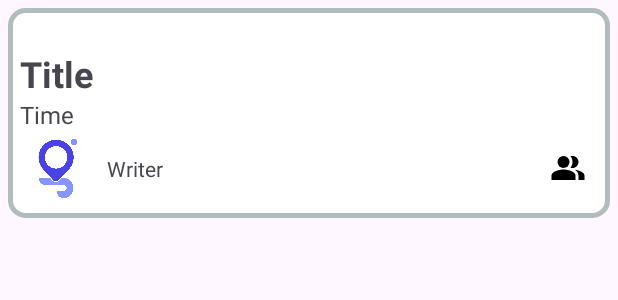
After one commit to Hyundai-IT-E-7th-10Team/Gather-E, an Android app: the layout home_card.xml on its own in the app's theme, with its tools: preview values and no code run, on a phone screen of 412 x 824 dp. The commit adds this screen. Shown: the top 300 px of the screen. Run offline under Robolectric (Android 15) with nearby library versions, the light colour scheme and no system bars.

Commit message:
feat: [홈화면] 리스트 불러오기 구현

```diff
--- /dev/null
+++ b/gather-e_android/app/src/main/res/drawable/round_board.xml
@@ -0,0 +1,7 @@
+<?xml version="1.0" encoding="UTF-8"?>
+<shape xmlns:android="http://schemas.android.com/apk/res/android">
+    <solid android:color="#FFFFFF"/>
+    <stroke android:width="3dip" android:color="#B1BCBE" />
+    <corners android:radius="10dip"/>
+    <padding android:left="0dip" android:top="0dip" android:right="0dip" android:bottom="0dip" />
+</shape>
--- /dev/null
+++ b/gather-e_android/app/src/main/res/layout/home_card.xml
@@ -0,0 +1,93 @@
+<?xml version="1.0" encoding="utf-8"?>
+<LinearLayout xmlns:android="http://schemas.android.com/apk/res/android"
+    xmlns:app="http://schemas.android.com/apk/res-auto"
+    android:layout_width="match_parent"
+    android:layout_height="wrap_content"
+    android:layout_margin="5dp"
+    android:background="@drawable/round_board"
+    android:orientation="vertical">
+
+    <LinearLayout
+        android:layout_width="match_parent"
+        android:layout_height="wrap_content"
+        android:orientation="horizontal">
+
+        <TextView
+            android:id="@+id/card_status"
+            android:layout_width="wrap_content"
+            android:layout_height="wrap_content"
+            android:layout_marginStart="8sp"
+            android:ellipsize="end"
+            android:textSize="14sp" />
+
+        <TextView
+            android:id="@+id/card_place"
+            android:layout_width="wrap_content"
+            android:layout_height="wrap_content"
+            android:layout_marginStart="8sp"
+            android:textSize="14sp" />
+    </LinearLayout>
+
+    <TextView
+        android:id="@+id/card_title"
+        android:layout_width="match_parent"
+        android:layout_height="wrap_content"
+        android:layout_marginStart="8sp"
+        android:layout_marginTop="8sp"
+        android:text="Title"
+        android:textSize="24sp"
+        android:textStyle="bold" />
+
+    <TextView
+        android:id="@+id/item_time"
+        android:layout_width="wrap_content"
+        android:layout_height="wrap_content"
+        android:layout_marginStart="8dp"
+        android:text="Time"
+        android:textSize="16sp" />
+
+    <LinearLayout
+        android:layout_width="match_parent"
+        android:layout_height="wrap_content"
+        android:layout_marginBottom="8sp"
+        android:orientation="horizontal">
+
+        <com.google.android.material.imageview.ShapeableImageView
+            android:id="@+id/writer_img"
+            android:layout_width="50dp"
+            android:layout_height="50dp"
+            android:adjustViewBounds="true"
+            android:scaleType="centerCrop"
+            app:shapeAppearance="@style/ShapeAppearanceOverlay.App.CornerSize50Percent"
+            android:layout_marginStart="8dp"
+            android:src="@drawable/logo_rex" />
+
+        <TextView
+            android:id="@+id/writer"
+            android:layout_width="wrap_content"
+            android:layout_height="wrap_content"
+            android:layout_gravity="center_vertical"
+            android:layout_marginStart="8dp"
+            android:text="Writer" />
+
+        <View
+            android:layout_width="0dp"
+            android:layout_height="0dp"
+            android:layout_weight="1" />
+
+        <ImageView
+            android:layout_width="wrap_content"
+            android:layout_height="wrap_content"
+            android:layout_gravity="center_vertical"
+            android:src="@drawable/ic_people" />
+
+        <TextView
+            android:id="@+id/card_cnt"
+            android:layout_width="wrap_content"
+            android:layout_height="wrap_content"
+            android:layout_gravity="center_vertical"
+            android:layout_marginStart="8sp"
+            android:layout_marginEnd="8sp" />
+    </LinearLayout>
+
+</LinearLayout>
--- a/gather-e_spring/src/main/java/com/kosa/gather_e/gather/vo/GatherVO.java
+++ b/gather-e_spring/src/main/java/com/kosa/gather_e/gather/vo/GatherVO.java
@@ -1,5 +1,6 @@
 package com.kosa.gather_e.gather.vo;
 
+import com.kosa.gather_e.auth.vo.UserVO;
 import lombok.Data;
 
 import java.util.List;
@@ -9,6 +10,8 @@ public class GatherVO {
     private long gatherSeq;
     private long categorySeq;
     private long gatherCreator;
+    private String creatorName;
+    private String creatorImgUrl;
     private String gatherTitle;
     private String gatherDate;
     private String gatherDescription;
@@ -16,4 +19,5 @@ public class GatherVO {
     private double gatherLatitude;
     private double gatherLongitude;
     private String gatherLocationName;
+    private int gatherUserCnt;
 }
```
Also changed, not shown: gather-e_android/app/src/main/java/com/kosa/gather_e/WriteActivity.kt (+7 -1 lines), gather-e_android/app/src/main/java/com/kosa/gather_e/model/entity/gather/GatherEntity.kt (+9 -1 lines), gather-e_android/app/src/main/java/com/kosa/gather_e/model/entity/gather/GatherInfo.kt (added, +12 -0 lines), gather-e_android/app/src/main/java/com/kosa/gather_e/model/entity/user/UserEntity.kt (added, +12 -0 lines), gather-e_android/app/src/main/java/com/kosa/gather_e/ui/home/HomeFragment.kt (+13 -10 lines), gather-e_android/app/src/main/java/com/kosa/gather_e/ui/home/HomeRecyclerViewAdapter.kt (added, +39 -0 lines), gather-e_android/app/src/main/java/com/kosa/gather_e/ui/home/HomeViewModel.kt (+26 -0 lines), gather-e_android/app/src/main/res/layout/fragment_home.xml (+4 -14 lines), gather-e_spring/src/main/resources/mapper/GatherMapper.xml (+13 -4 lines).
